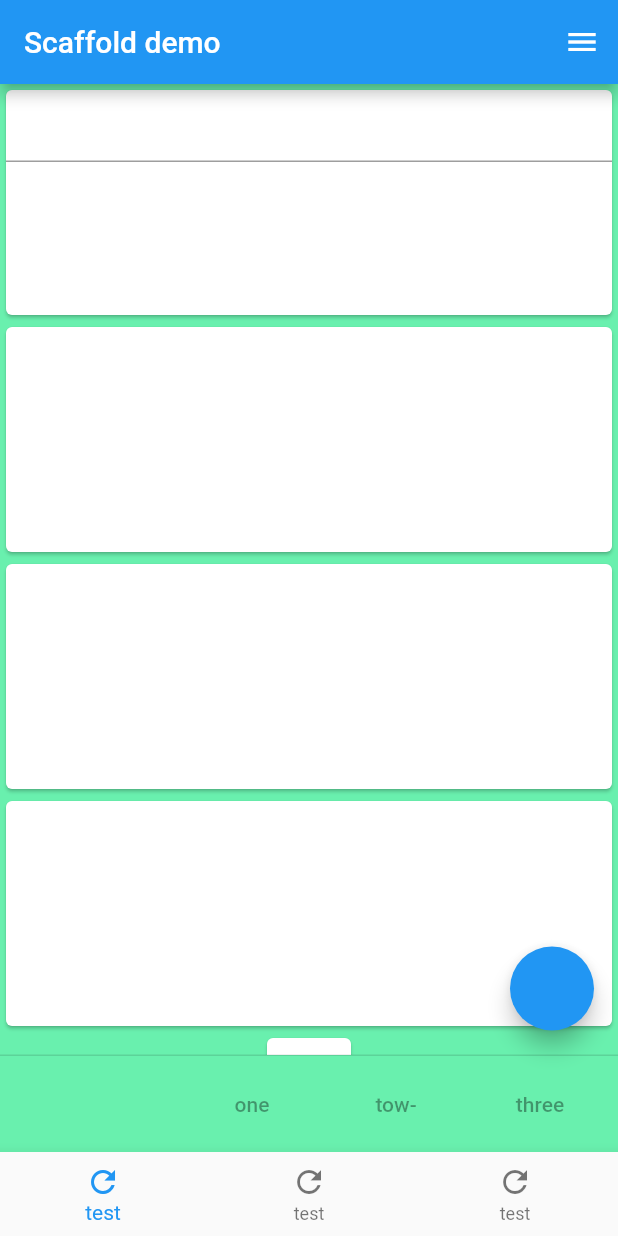
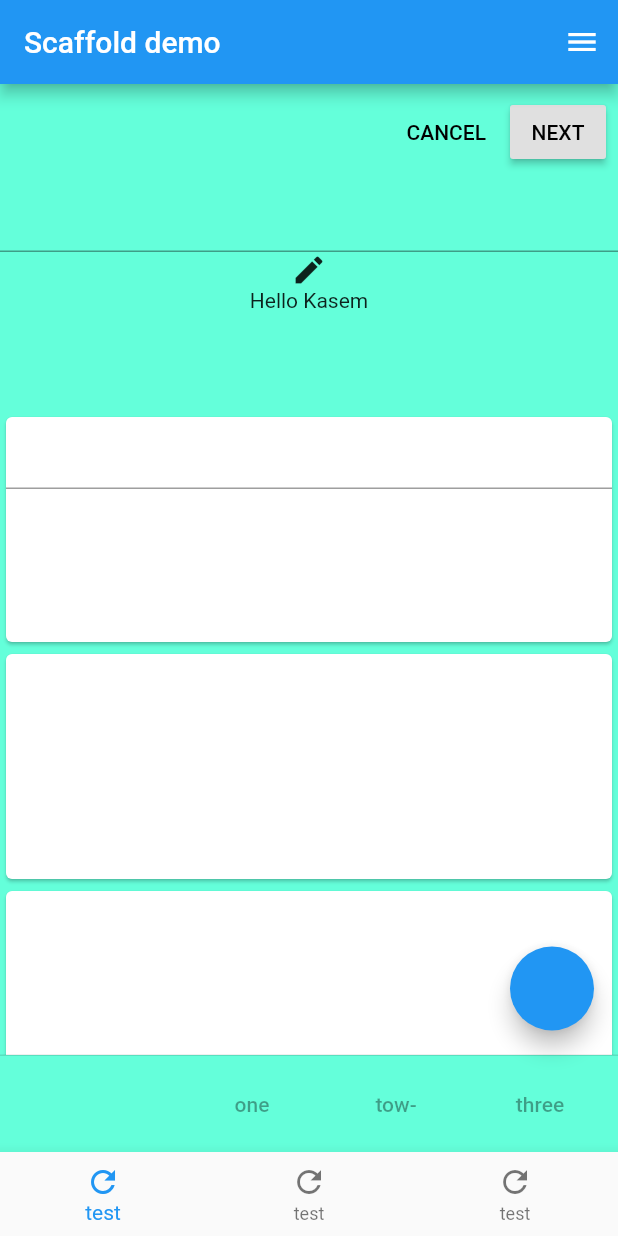
Before and after one commit to sulimanfarzat/flutter_example, a Flutter app: the screen it shows after launch, on a phone screen of 412 x 824 dp. Run offline on Flutter 3.47's test engine with Material 2 defaults, Android fonts, the phone set to English and light mode, and no system bars; our stand-ins replace device_info.

Commit message:
intellij commit
Signed-off-by: Suliman Farzat <s_farzat@outlook.com>

```diff
--- a/lib/UI/scaffold.dart
+++ b/lib/UI/scaffold.dart
@@ -1,9 +1,21 @@
 import 'package:flutter/material.dart';
 
-class ScaffoldBasics extends StatelessWidget {
+
+class ScaffoldBasics extends StatefulWidget {
+  @override
+  _ScaffoldBasicsState createState() => _ScaffoldBasicsState();
+}
+
+
+class _ScaffoldBasicsState extends State<ScaffoldBasics> {
+
+  final usernamecontroller = new TextEditingController();
+  var userName ="Kasem";
+
   @override
   Widget build(BuildContext context) {
     return new Scaffold(
+
 
       endDrawer: new Drawer(child: new ListView(children: <Widget>[
         new DrawerHeader(
@@ -38,15 +50,57 @@ class ScaffoldBasics extends StatelessWidget {
             icon: new Icon(Icons.face), child: new Text("for my flutter corse"))
       ],),),
 
-      backgroundColor: Colors.greenAccent,
+
+      backgroundColor: Colors.tealAccent,
+
 
       appBar: new AppBar(
         title: new Text("Scaffold demo"),
       ),
 
+
       body: new SingleChildScrollView(
         child: new Column(
           children: <Widget>[
+            ButtonBar(
+              // TODO: Add a beveled rectangular border to CANCEL (103)
+              children: <Widget>[
+                // TODO: Add buttons (101)
+                FlatButton(
+                  child: Text('CANCEL'),
+                  onPressed: () {
+                    // TODO: Clear the text fields (101)
+                  },
+                ),
+                // TODO: Add an elevation to NEXT (103)
+                // TODO: Add a beveled rectangular border to NEXT (103)
+                RaisedButton(
+                  child: Text('NEXT'),
+                  onPressed: () {
+                    // TODO: Show the next page (101)
+                  },
+                ),
+              ],
+            ),
+
+            new TextField(controller: usernamecontroller, onSubmitted: (txt){
+              setState(() {
+                userName = usernamecontroller.text;
+              });
+            },
+            onChanged: (txt){
+              setState(() {
+                userName = usernamecontroller.text;
+              });
+            },),
+            new InkWell(child: new Icon(Icons.edit), onTap: (){
+              setState((){
+                userName = usernamecontroller.text;
+              });
+            },),
+            new Text("Hello ${userName}"),
+            new Padding(padding: EdgeInsets.all(33.0)),
+
             new Card(child: new Container(height: 150.0, child: new TextField(controller: new TextEditingController(),),),),
             new Card(child: new Container(height: 150.0,),),
             new Card(child: new Container(height: 150.0,),),
@@ -56,7 +110,9 @@ class ScaffoldBasics extends StatelessWidget {
         ),
       ),
 
+
       floatingActionButton: new FloatingActionButton(onPressed: null),
+
 
       bottomNavigationBar: new BottomNavigationBar(items: <BottomNavigationBarItem>[
         new BottomNavigationBarItem(icon: new Icon(Icons.refresh),title: new Text("test")),
@@ -64,12 +120,14 @@ class ScaffoldBasics extends StatelessWidget {
         new BottomNavigationBarItem(icon: new Icon(Icons.refresh),title: new Text("test")),
       ]),
 
+
       persistentFooterButtons: <Widget>[
         new FlatButton(onPressed: null, child: new Text("one")),
         new FlatButton(onPressed: null, child: new Text("tow-")),
         new FlatButton(onPressed: null, child: new Text("three")),
       ],
 
+
     );
   }
 }
```
